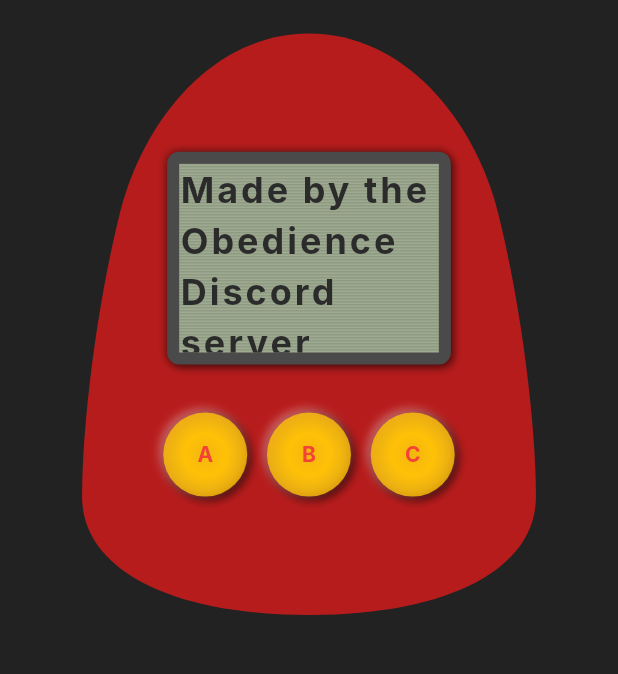
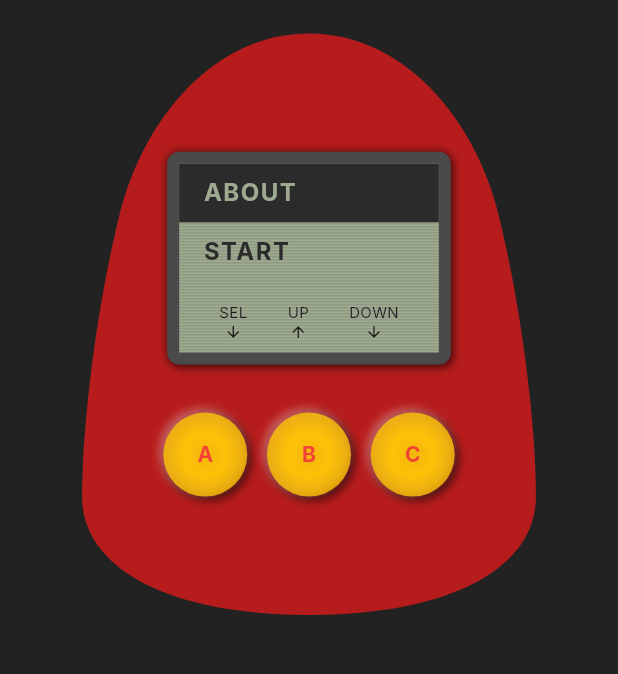
Before and after one commit to Obedience-Community/kinkagotchi, a Flutter app: the screen it shows after launch, on a phone screen of 412 x 824 dp, the part 84-758 px from its top. Run offline on Flutter 3.47's test engine with Material 3 defaults, Android fonts, the phone set to English and light mode, and no system bars; our stand-ins replace flutter_svg, logger; Roboto replaces fonts that are missing (Inter).

Commit message:
Add screens and main menu

```diff
--- a/lib/pages/home_page.dart
+++ b/lib/pages/home_page.dart
@@ -2,9 +2,11 @@
 import 'package:logger/logger.dart';
 import '../services/button_service.dart';
 import '../services/keyboard_service.dart';
+import '../services/lcd_screen_service.dart';
 import '../widgets/lcd_display.dart';
 import '../widgets/egg_shape.dart';
 import '../widgets/button.dart';
+import '../widgets/lcd_screens/start_screen.dart';
 
 /// HomePage is a StatefulWidget that displays the main game interface
 /// and handles keyboard input for button actions
@@ -22,6 +24,7 @@
   late Logger _logger;
   late ButtonService _buttonService;
   late KeyboardService _keyboardService;
+  late LcdScreenService _screenService;
 
   @override
   void initState() {
@@ -30,6 +33,14 @@
     _focusNode = FocusNode();
     _buttonService = ButtonService(logger: _logger);
     _keyboardService = KeyboardService(buttonService: _buttonService);
+
+    // Initialize with a placeholder widget first
+    _screenService = LcdScreenService(initialScreen: const SizedBox());
+
+    // Then replace with StartScreen that has access to the services
+    _screenService.replaceScreen(
+      StartScreen(screenService: _screenService, buttonService: _buttonService),
+    );
 
     // Request focus so the widget can receive keyboard input
     WidgetsBinding.instance.addPostFrameCallback((_) {
@@ -40,6 +51,7 @@
   @override
   void dispose() {
     _focusNode.dispose();
+    _screenService.dispose();
     super.dispose();
   }
 
@@ -104,11 +116,11 @@
                             width: lcdWidth,
                             // Adjust vertical position UPWARD with negative padding (bottom)
                             // or use a precise Alignment(x, y) if needed.
-                            child: const Padding(
-                              padding: EdgeInsets.only(
+                            child: Padding(
+                              padding: const EdgeInsets.only(
                                 top: 0,
                               ), // Adjust this if needed
-                              child: LcdDisplay(),
+                              child: LcdDisplay(screenService: _screenService),
                             ),
                           ),
 
--- /dev/null
+++ b/lib/services/lcd_screen_service.dart
@@ -0,0 +1,48 @@
+import 'package:flutter/material.dart';
+
+/// Service that manages what's currently displayed on the LCD screen
+/// Allows you to switch between different screens (menus, animations, game states, etc.)
+class LcdScreenService extends ChangeNotifier {
+  Widget _currentScreen;
+  final List<Widget> _screenHistory = [];
+
+  LcdScreenService({required Widget initialScreen})
+    : _currentScreen = initialScreen;
+
+  /// Get the current screen being displayed
+  Widget get currentScreen => _currentScreen;
+
+  /// Show a new screen and add previous to history
+  void showScreen(Widget screen) {
+    _screenHistory.add(_currentScreen);
+    _currentScreen = screen;
+    notifyListeners();
+  }
+
+  /// Replace current screen without adding to history
+  void replaceScreen(Widget screen) {
+    _currentScreen = screen;
+    notifyListeners();
+  }
+
+  /// Go back to the previous screen if history exists
+  void goBack() {
+    if (_screenHistory.isNotEmpty) {
+      _currentScreen = _screenHistory.removeLast();
+      notifyListeners();
+    }
+  }
+
+  /// Clear history and show a new screen
+  void clearHistoryAndShowScreen(Widget screen) {
+    _screenHistory.clear();
+    _currentScreen = screen;
+    notifyListeners();
+  }
+
+  /// Get screen history length (useful for debugging)
+  int get historyLength => _screenHistory.length;
+
+  /// Check if there's a previous screen to go back to
+  bool get canGoBack => _screenHistory.isNotEmpty;
+}
--- a/lib/widgets/lcd_display.dart
+++ b/lib/widgets/lcd_display.dart
@@ -1,14 +1,17 @@
 import 'package:flutter/material.dart';
+import '../services/lcd_screen_service.dart';
 
 class LcdDisplay extends StatelessWidget {
   const LcdDisplay({
     super.key,
+    required this.screenService,
     this.backgroundColor = const Color(0xFF9EAB91), // Classic LCD green-gray
     this.borderColor = const Color(0xFF4A4A4A), // Dark gray border
     this.textColor = const Color(0xFF2B2B2B), // Dark text color
     this.borderWidth = 8.0, // Thick border for retro look
   });
 
+  final LcdScreenService screenService;
   final Color backgroundColor;
   final Color borderColor;
   final Color textColor;
@@ -48,16 +51,11 @@
             // Add scanlines effect
             child: CustomPaint(
               painter: ScanlinePainter(),
-              child: const Center(
-                child: Text(
-                  'Made by the Obedience Discord server community.',
-                  style: TextStyle(
-                    color: Color(0xFF2B2B2B),
-                    fontSize: 24,
-                    fontWeight: FontWeight.bold,
-                    letterSpacing: 2,
-                  ),
-                ),
+              child: ListenableBuilder(
+                listenable: screenService,
+                builder: (context, child) {
+                  return screenService.currentScreen;
+                },
               ),
             ),
           ),
--- /dev/null
+++ b/lib/widgets/lcd_screens/main_menu.dart
@@ -0,0 +1,25 @@
+import 'package:flutter/material.dart';
+import '../../services/button_service.dart';
+import '../../services/lcd_screen_service.dart';
+import 'menu_screen.dart';
+
+/// The main menu shown after the start screen
+/// Options: ABOUT, START
+class MainMenu extends MenuScreen {
+  final LcdScreenService screenService;
+  final ButtonService buttonService;
+
+  MainMenu({
+    super.key,
+    super.initialSelectedIndex,
+    required super.onSelect,
+    required this.screenService,
+    required this.buttonService,
+  }) : super(
+         options: const ['ABOUT', 'START'],
+         menuKey: GlobalKey<MenuScreenState>(),
+       ) {
+    // Register this menu with the button service
+    buttonService.setCurrentMenuState(menuKey?.currentState);
+  }
+}
```
Also changed, not shown: lib/services/button_service.dart (+21 -11 lines), lib/widgets/lcd_screens/menu_screen.dart (added, +127 -0 lines), lib/widgets/lcd_screens/start_screen.dart (added, +75 -0 lines), 2 other files.
